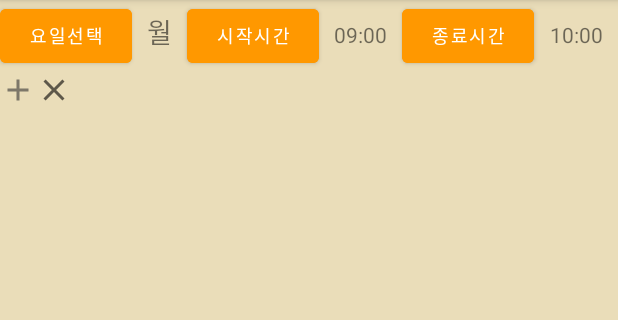
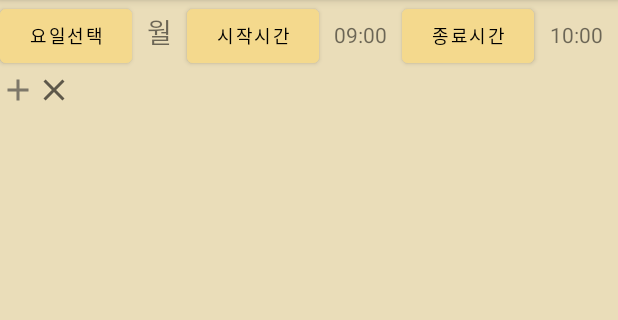
Before and after one commit to Goranies/MyTimeTable, an Android app: the fragment timechooseFragment shown on its own in the app's theme, on a phone screen of 412 x 824 dp, the part 84-404 px from its top. Run offline under Robolectric (Android 15) with nearby library versions, the phone set to English and light mode, and no system bars.

```diff
--- a/app/src/main/res/layout/fragment_timechoose.xml
+++ b/app/src/main/res/layout/fragment_timechoose.xml
@@ -24,8 +24,9 @@
                 android:layout_width="wrap_content"
                 android:layout_height="wrap_content"
                 android:layout_weight="0"
-                android:backgroundTint="#FF9800"
+                android:backgroundTint="#F4D98D"
                 android:text="요일선택"
+                android:textColor="#000000"
                 android:textSize="12sp" />
 
             <TextView
@@ -42,8 +43,9 @@
                 android:layout_width="wrap_content"
                 android:layout_height="wrap_content"
                 android:layout_weight="0"
-                android:backgroundTint="#FF9800"
+                android:backgroundTint="#F4D98D"
                 android:text="시작시간"
+                android:textColor="#000000"
                 android:textSize="12sp" />
 
             <TextView
@@ -59,8 +61,9 @@
                 android:layout_width="wrap_content"
                 android:layout_height="wrap_content"
                 android:layout_weight="0"
-                android:backgroundTint="#FF9800"
+                android:backgroundTint="#F4D98D"
                 android:text="종료시간"
+                android:textColor="#000000"
                 android:textSize="12sp" />
 
             <TextView
```
